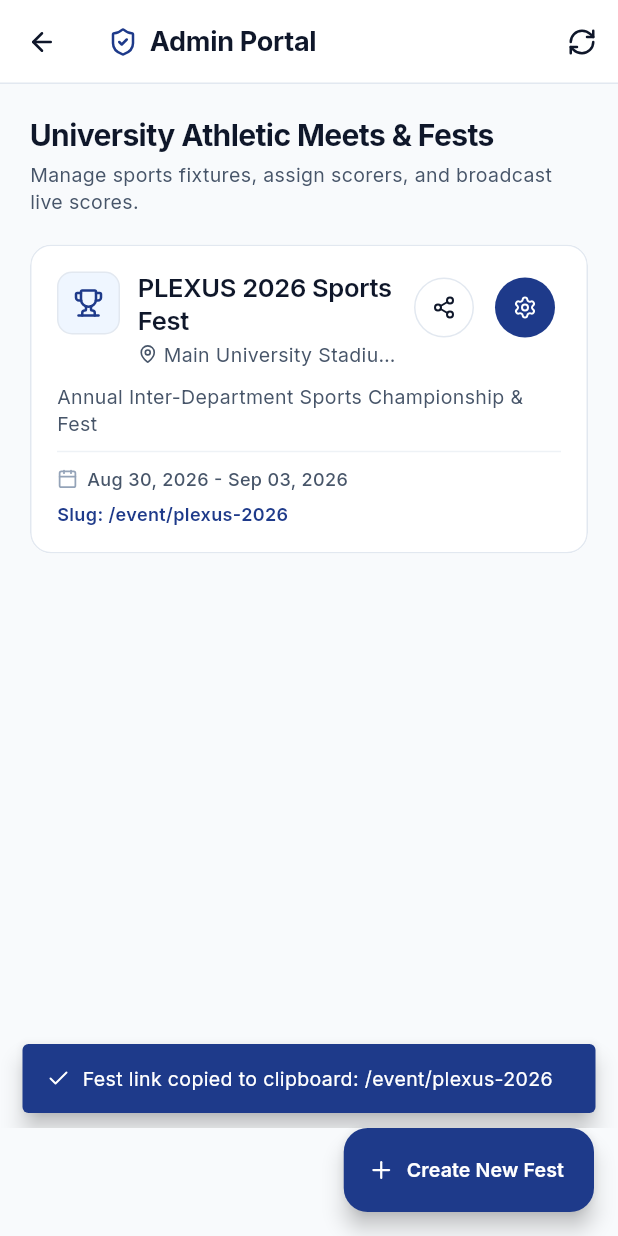
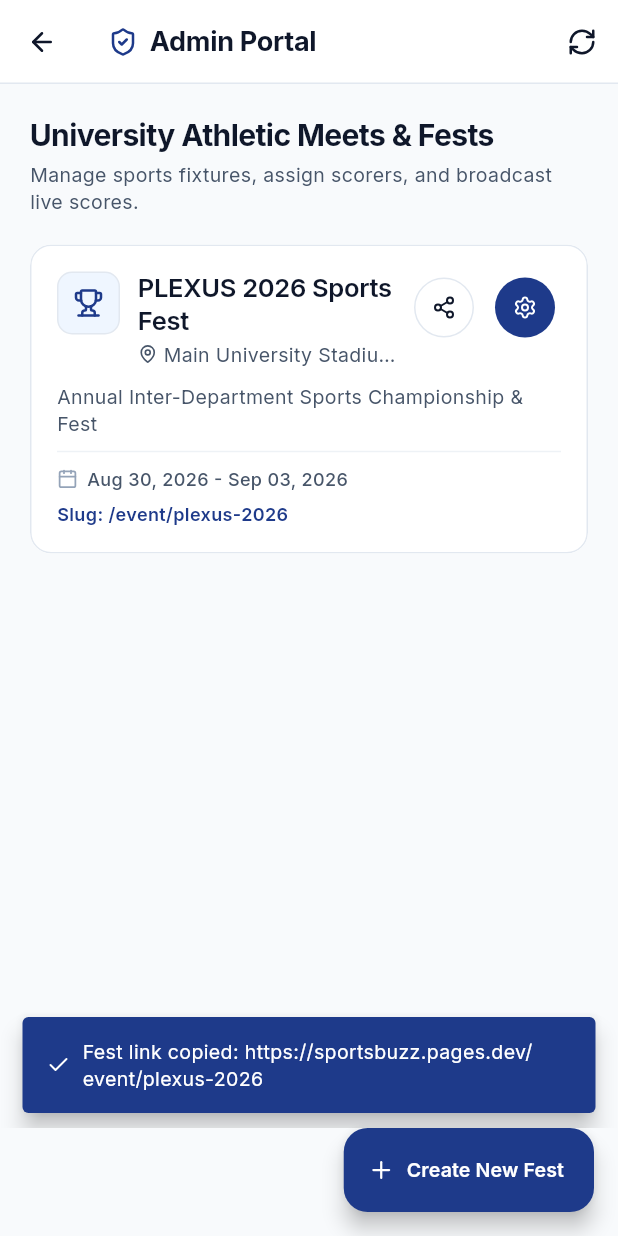
Before and after one commit to ajay8873/sportsbuzz, a Flutter app: the AdminDashboardScreen screen opened by its route, after a tap on an icon or button, on a phone screen of 412 x 824 dp. Run offline on Flutter 3.47's test engine with Material 3 defaults, Android fonts, the light colour scheme and no system bars; our stand-ins replace flutter_riverpod, go_router, google_fonts, lucide_icons_flutter, supabase_flutter; accounts and stored records are empty.

Commit message:
feat: use live production domain sportsbuzz.pages.dev for all share links

```diff
--- /dev/null
+++ b/lib/core/utils/share_util.dart
@@ -0,0 +1,30 @@
+import 'package:flutter/foundation.dart';
+
+class ShareUtil {
+  ShareUtil._();
+
+  // Configurable base URL for production public spectator portal
+  static const String _defaultProductionHost = 'https://sportsbuzz.pages.dev';
+
+  /// Returns the dynamic base domain URL (detects web host or defaults to Cloudflare Pages)
+  static String get baseHost {
+    if (kIsWeb) {
+      final origin = Uri.base.origin;
+      if (origin.isNotEmpty && !origin.startsWith('null')) {
+        return origin;
+      }
+    }
+    return _defaultProductionHost;
+  }
+
+  /// Formats the public shareable link for a university fest/event
+  static String getEventShareUrl(String shareSlug) {
+    final cleanSlug = shareSlug.trim().toLowerCase();
+    return '$baseHost/event/$cleanSlug';
+  }
+
+  /// Formats the public shareable link for a live match scoreboard
+  static String getMatchShareUrl(String matchId) {
+    return '$baseHost/matches/$matchId';
+  }
+}
--- a/lib/presentation/screens/admin/admin_dashboard_screen.dart
+++ b/lib/presentation/screens/admin/admin_dashboard_screen.dart
@@ -7,13 +7,14 @@ import 'package:lucide_icons_flutter/lucide_icons.dart';
 import '../../../core/constants/app_colors.dart';
 import '../../../features/events/providers/event_providers.dart';
 import '../../common/empty_state_view.dart';
+import '../../../core/utils/share_util.dart';
 import 'dialogs/create_event_dialog.dart';
 
 class AdminDashboardScreen extends ConsumerWidget {
   const AdminDashboardScreen({super.key});
 
   void _copyShareLink(BuildContext context, String shareSlug) {
-    final link = 'https://sportsbuzz.campus/event/$shareSlug';
+    final link = ShareUtil.getEventShareUrl(shareSlug);
     Clipboard.setData(ClipboardData(text: link));
     ScaffoldMessenger.of(context).showSnackBar(
       SnackBar(
@@ -21,12 +22,12 @@ class AdminDashboardScreen extends ConsumerWidget {
           children: [
             const Icon(LucideIcons.check, size: 16, color: Colors.white),
             const SizedBox(width: 8),
-            Text('Fest link copied to clipboard: /event/$shareSlug'),
+            Expanded(child: Text('Fest link copied: $link')),
           ],
         ),
         behavior: SnackBarBehavior.floating,
         backgroundColor: AppColors.primary,
-        duration: const Duration(seconds: 2),
+        duration: const Duration(seconds: 3),
       ),
     );
   }
--- a/lib/presentation/screens/admin/dialogs/create_event_dialog.dart
+++ b/lib/presentation/screens/admin/dialogs/create_event_dialog.dart
@@ -12,6 +12,7 @@ import '../../../../features/matches/models/match_model.dart';
 import '../../../../features/matches/models/match_status.dart';
 import '../../../../features/matches/models/sport_score.dart';
 import '../../../../features/matches/providers/match_providers.dart';
+import '../../../../core/utils/share_util.dart';
 
 class CreateEventDialog extends ConsumerStatefulWidget {
   const CreateEventDialog({super.key});
@@ -225,7 +226,7 @@ class _CreateEventDialogState extends ConsumerState<CreateEventDialog> {
                         const SizedBox(width: 8),
                         Expanded(
                           child: Text(
-                            'Public Link: yourapp.com/event/${_slugController.text.isEmpty ? "your-fest" : _slugController.text}',
+                            'Public Link: ${ShareUtil.getEventShareUrl(_slugController.text.isEmpty ? "your-fest" : _slugController.text)}',
                             style: const TextStyle(
                               fontSize: 12,
                               color: AppColors.primary,
```
Also changed, not shown: lib/presentation/screens/admin/admin_event_detail_screen.dart (+5 -3 lines), lib/presentation/screens/event_landing_screen.dart (+8 -6 lines), lib/presentation/screens/viewer_match_screen.dart (+8 -6 lines).
